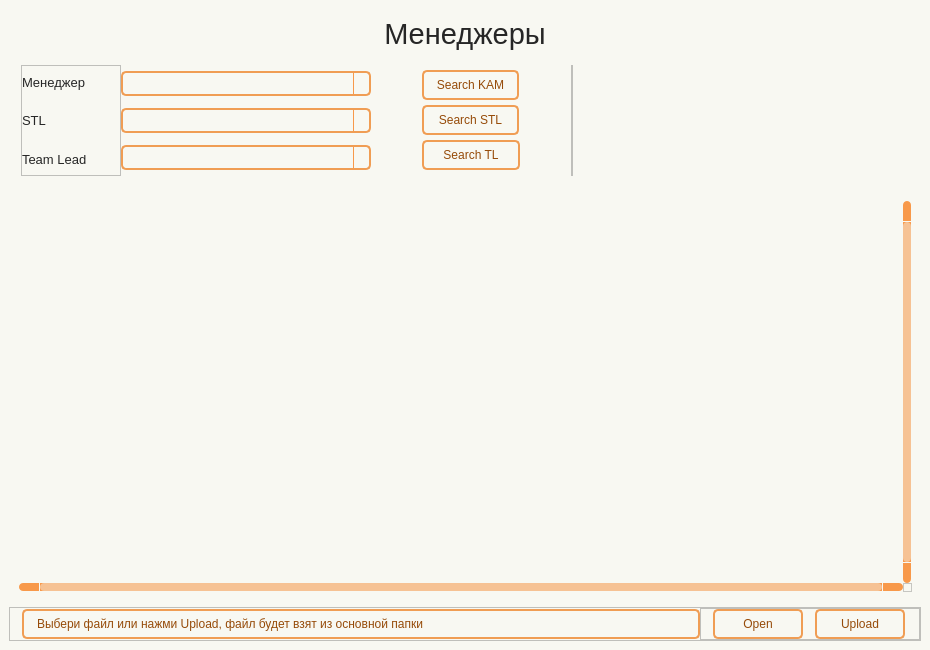
The window that wind/pages/managers.ui (Masik84/Daily_Report_QT) describes before a commit, drawn with Qt 5.
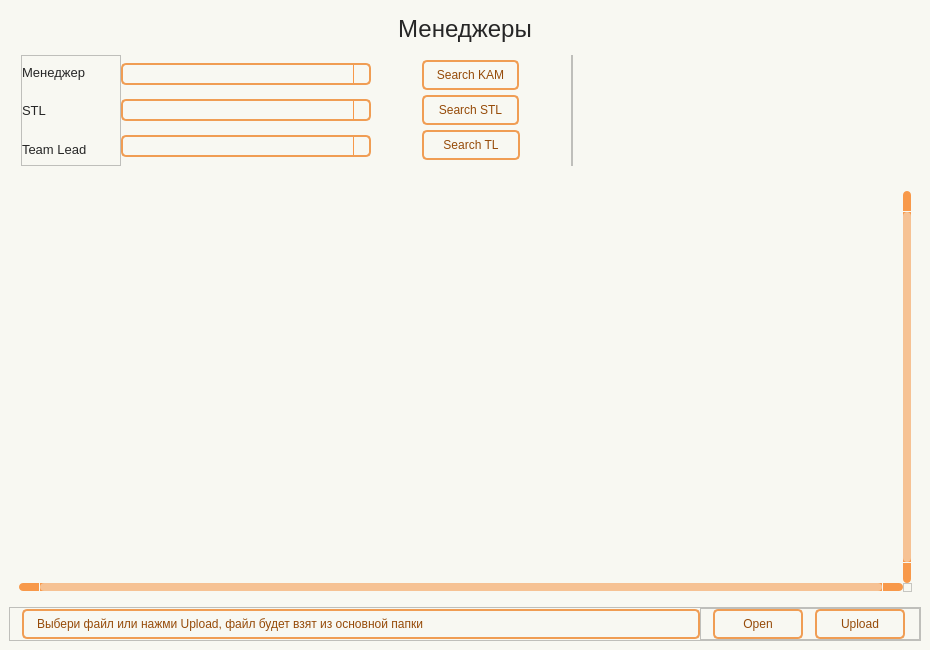
The same window after the commit. Icons and pictures are not drawn.

What changed in the file:
```diff
--- a/wind/pages/managers.ui
+++ b/wind/pages/managers.ui
@@ -20,13 +20,15 @@
    <string>Form</string>
   </property>
   <property name="styleSheet">
-   <string notr="true">QWidget{
+   <string notr="true">Form.QWidget{border: 2px solid #f28223;}
+
+QWidget{
 	background-color: #f8f8f2;
 }
 
 #Title_label.QLabel {
 color: #262626;
-font: 22pt &quot;Tahoma&quot;;
+font: 18pt &quot;Tahoma&quot;;
 }
 
 QLabel {
@@ -68,19 +70,29 @@
 	padding-right: 5px;
 	gridline-color: #f8994a;
 	color: #262626;
+	padding: 1px;
+    font: 7pt &quot;Tahoma&quot;; 
 }
 QTableWidget::item:selected{
-	background-color: #f6c294;
-    color: #262626;
+	background-color: #f28223;
+    color: #ffffff;
+}
+QTableWidget::item:editable {
+	background-color: #ffffd0;
+	border: #ffffff;
+}
+QTableWidget::item:focus {
+	background-color: #f28223;
+	border: 2px solid #ffffff;
 }
 QHeaderView::section{
 	background-color: #f8f8f2;
-	max-width: 30px;
 	border: none;
 	border-style: none;
 }
 QTableWidget::horizontalHeader {	
 	background-color: #f8994a;
+	font: 10pt &quot;Tahoma&quot;;
 }
 QHeaderView::section:horizontal {
     border: 1px solid #f8994a;
@@ -111,6 +123,52 @@
 	border: 2px solid #f28223;
 }
 
+/* Стили для множественного выбора */
+QListWidget {
+    background-color: #f8f8f2;
+    border: 2px solid #f09d54;
+    border-radius: 5px;
+    color: #262626;
+    font: 10pt &quot;Tahoma&quot;;
+}
+
+QListWidget::item {
+    padding: 5px;
+    border-bottom: 1px solid #f8994a;
+}
+
+QListWidget::item:selected {
+    background-color: #f28223;
+    color: #ffffff;
+}
+
+QListWidget::item:hover {
+    background-color: #ffd4af;
+}
+
+/* Улучшенная видимость чекбоксов */
+QCheckBox::indicator {
+    width: 16px;
+    height: 16px;
+}
+
+QCheckBox::indicator:unchecked {
+    border: 2px solid #f09d54;
+    background-color: #f8f8f2;
+    border-radius: 3px;
+}
+
+QCheckBox::indicator:checked {
+    border: 2px solid #f28223;
+    background-color: #f28223;
+    border-radius: 3px;
+    image: url(:/icon/icon/check.svg);
+}
+
+QCheckBox::indicator:hover {
+    border: 2px solid #f28223;
+}
+
 QComboBox {
 	background-color: #f8f8f2;
 	border-radius: 5px;
@@ -119,7 +177,7 @@
 	selection-color: #f28223;
 	selection-background-color: #f28223;
     color: #262626;
-	font: 10pt &quot;Tahoma&quot;;
+	font: 9pt &quot;Tahoma&quot;;
 }
 QComboBox:hover {
 	border: 2px solid #f28223;
@@ -162,7 +220,7 @@
 }
 QScrollBar::handle:horizontal {
     background: #f6c294;
-    min-width: 25px;
+    min-width: 20px;
 	border-radius: 4px
 }
 QScrollBar::add-line:horizontal {
@@ -227,7 +285,116 @@
 
  QScrollBar::add-page:vertical, QScrollBar::sub-page:vertical {
      background: none;
- }</string>
+ }
+
+QDateEdit {
+    background-color: #f8f8f2;
+    border-radius: 5px;
+    border: 2px solid #f09d54;
+    padding-left: 10px; /* Add left padding */
+    padding-right: 10px; /* Add right padding to accommodate the dropdown arrow */
+    color: #262626;
+    font: 10pt &quot;Tahoma&quot;;
+    min-width: 80px; /* Minimum width to prevent text clipping */
+}
+
+QDateEdit:hover {
+    border: 2px solid #f28223;
+}
+
+QDateEdit:focus {
+    border: 2px solid #f28223;
+}
+
+QDateEdit::drop-down {
+    subcontrol-origin: padding;
+    subcontrol-position: top right;
+    width: 25px; /* Keep the dropdown arrow width */
+    border-left-width: 1px;
+    border-left-color: #f8994a;
+    border-left-style: solid;
+    border-top-right-radius: 3px;
+    border-bottom-right-radius: 3px;
+    background-color: #f8f8f2;
+}
+
+QDateEdit::down-arrow {
+	image: url(:/icon/icon/chevron-down — копия — копия.svg);
+    width: 16px;
+    height: 16px;
+}
+
+/* Calendar Styling */
+QCalendarWidget {
+    background-color: #f8f8f2;
+    border: 2px solid #f28223;
+    color: #262626;
+}
+
+QCalendarWidget QWidget {
+    color: #262626;
+}
+
+QCalendarWidget QAbstractItemView {
+    background-color: #f8f8f2;
+    selection-background-color: #f28223;
+    selection-color: #ffffff;
+}
+
+QCalendarWidget QToolButton {
+    background-color: #ffd4af;
+    color: #262626;
+    font: 10pt &quot;Tahoma&quot;;
+    border-radius: 3px;
+    padding: 5px;
+}
+
+QCalendarWidget QToolButton:hover {
+    background-color: #f28223;
+    color: #ffffff;
+}
+
+QCalendarWidget QMenu {
+    background-color: #f8f8f2;
+    border: 1px solid #f28223;
+}
+
+QCalendarWidget QSpinBox {
+    background-color: #f8f8f2;
+    color: #262626;
+    border: 1px solid #f09d54;
+}
+
+QCalendarWidget QSpinBox::up-button {
+    subcontrol-origin: border;
+    subcontrol-position: top right;
+    width: 15px;
+    border-left-width: 1px;
+    border-left-color: #f8994a;
+    border-left-style: solid;
+}
+
+QCalendarWidget QSpinBox::down-button {
+    subcontrol-origin: border;
+    subcontrol-position: bottom right;
+    width: 15px;
+    border-left-width: 1px;
+    border-left-color: #f8994a;
+    border-left-style: solid;
+}
+
+QCalendarWidget QSpinBox::up-arrow {
+	image: url(:/icon/icon/chevron-up — копия — копия.svg);
+    width: 10px;
+    height: 10px;
+}
+
+QCalendarWidget QSpinBox::down-arrow {
+	image: url(:/icon/icon/chevron-down — копия — копия.svg);
+    width: 10px;
+    height: 10px;
+}
+</string>
   </property>
   <layout class="QHBoxLayout" name="horizontalLayout">
    <property name="leftMargin">
@@ -250,13 +417,19 @@
         <property name="minimumSize">
          <size>
           <width>0</width>
-          <height>50</height>
+          <height>40</height>
+         </size>
+        </property>
+        <property name="maximumSize">
+         <size>
+          <width>16777215</width>
+          <height>40</height>
          </size>
         </property>
         <property name="font">
          <font>
           <family>Tahoma</family>
-          <pointsize>22</pointsize>
+          <pointsize>18</pointsize>
           <italic>false</italic>
           <bold>false</bold>
          </font>
@@ -418,7 +591,13 @@
               <property name="minimumSize">
                <size>
                 <width>0</width>
-                <height>25</height>
+                <height>22</height>
+               </size>
+              </property>
+              <property name="maximumSize">
+               <size>
+                <width>16777215</width>
+                <height>22</height>
                </size>
               </property>
              </widget>
@@ -428,7 +607,13 @@
               <property name="minimumSize">
                <size>
                 <width>0</width>
-                <height>25</height>
+                <height>22</height>
+               </size>
+              </property>
+              <property name="maximumSize">
+               <size>
+                <width>16777215</width>
+                <height>22</height>
                </size>
               </property>
              </widget>
@@ -438,13 +623,13 @@
               <property name="minimumSize">
                <size>
                 <width>0</width>
-                <height>25</height>
+                <height>22</height>
                </size>
               </property>
               <property name="maximumSize">
                <size>
                 <width>16777215</width>
-                <height>25</height>
+                <height>22</height>
                </size>
               </property>
              </widget>
```
